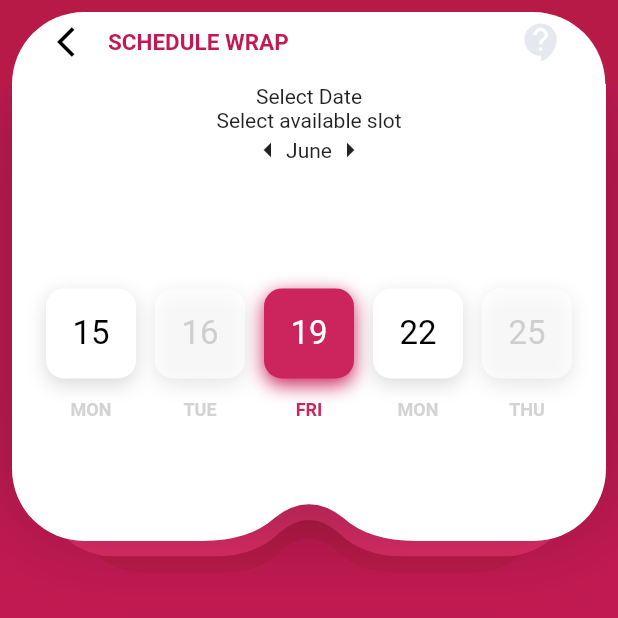
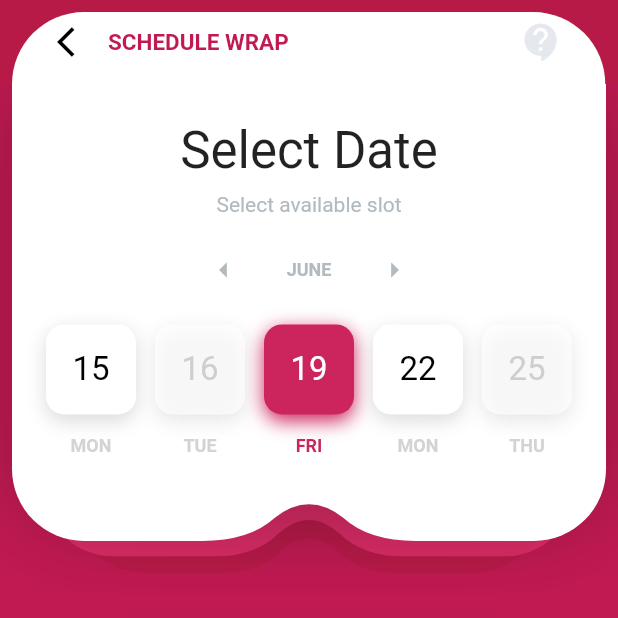
Before and after one commit to mtopolewski/flutter_design_case_car_advertisement, a Flutter app: the screen it shows after launch, on a phone screen of 412 x 824 dp, the top half of it. Run offline on Flutter 3.47's test engine with Material 2 defaults, Android fonts, the light colour scheme and no system bars.

Commit message:
Frontend - work in progress

```diff
--- a/lib/pages/homePage.dart
+++ b/lib/pages/homePage.dart
@@ -9,6 +9,7 @@ class HomePage extends StatelessWidget {
   @override
   Widget build(BuildContext context) {
     return Scaffold(
+        backgroundColor: Color(0x0FFC11A52),
         appBar: AppBar(
           title: Text(
             "SCHEDULE WRAP",
@@ -68,9 +69,7 @@ class HomePage extends StatelessWidget {
             ),
           ),
         ),
-        body: Container(
-            color: Color(0x0FFC11A52),
-            child: Padding(
+        body: Padding(
             padding: EdgeInsets.fromLTRB(8, 0, 8, 0),
             child: Column(
               children: [
@@ -87,8 +86,8 @@ class HomePage extends StatelessWidget {
                             child: Container(
                               decoration: BoxDecoration(
                                   color: Color(0xFFb81a48),
-                                      borderRadius: BorderRadius.all(
-                                          Radius.circular(48))),
+                                  borderRadius:
+                                      BorderRadius.all(Radius.circular(48))),
                             ),
                           ),
                         ),
@@ -103,8 +102,8 @@ class HomePage extends StatelessWidget {
                               decoration: BoxDecoration(
                                   color: Color(
                                       0xFFdb2c66), //0xFFCE235B //0x0FFC11A52
-                                      borderRadius: BorderRadius.all(
-                                          Radius.circular(48))),
+                                  borderRadius:
+                                      BorderRadius.all(Radius.circular(48))),
                             ),
                           ),
                         ),
@@ -136,27 +135,61 @@ class HomePage extends StatelessWidget {
                                       bottomRight: Radius.circular(48)),
                                 ),
                                 child: Column(
-                                      crossAxisAlignment:
-                                          CrossAxisAlignment.center,
+                                  crossAxisAlignment: CrossAxisAlignment.center,
                                   children: [
-                                        Text("Select Date"),
-                                        Text("Select available slot"),
-                                        Row(
+                                    Expanded(
+                                        child: Align(
+                                      alignment: Alignment.bottomCenter,
+                                      child: Padding(
+                                        padding: const EdgeInsets.fromLTRB(
+                                            0, 0, 0, 8),
+                                        child: Text("Select Date",
+                                            style: TextStyle(fontSize: 34)),
+                                      ),
+                                    )),
+                                    Text("Select available slot",
+                                        style: TextStyle(
+                                            color: Color(0xFFB1BABf))),
+                                    Expanded(
+                                      flex: 1,
+                                      child: Container(
+                                        //color: Colors.yellow,
+                                        child: Row(
                                             mainAxisAlignment:
                                                 MainAxisAlignment.center,
                                             children: [
-                                              Icon(Icons.arrow_left),
-                                              Text("June"),
-                                              Icon(Icons.arrow_right)
+                                              Icon(
+                                                Icons.arrow_left,
+                                                color: Color(0xFFB1BABF),
+                                              ),
+                                              Padding(
+                                                padding:
+                                                    const EdgeInsets.fromLTRB(
+                                                        30, 0, 30, 0),
+                                                child: Text("JUNE",
+                                                    style: TextStyle(
+                                                        fontSize: 12,
+                                                        fontWeight:
+                                                            FontWeight.bold,
+                                                        color:
+                                                            Color(0xFFB1BABF))),
+                                              ),
+                                              Icon(
+                                                Icons.arrow_right,
+                                                color: Color(0xFFB1BABF),
+                                              )
                                             ]),
+                                      ),
+                                    ),
                                     Expanded(
-                                          child: Padding(
+                                      flex: 2,
+                                      child: Container(
+                                        //color: Colors.lightBlue,
                                         padding: const EdgeInsets.fromLTRB(
-                                                10, 0, 10, 0),
+                                            10, 0, 10, 60),
                                         child: Row(
                                             mainAxisAlignment:
-                                                    MainAxisAlignment
-                                                        .spaceEvenly,
+                                                MainAxisAlignment.spaceEvenly,
                                             children: [
                                               Flexible(
                                                 child: SelectableButton(
@@ -216,9 +249,9 @@ class HomePage extends StatelessWidget {
                     ],
                   ),
                 ),
-                    Expanded(flex: 1, child: Container())
+                Expanded(flex: 1, child: Container()),
               ],
-                ))));
+            )));
   }
 }
 
```
Lines whose indentation alone changed are shown as unchanged.
